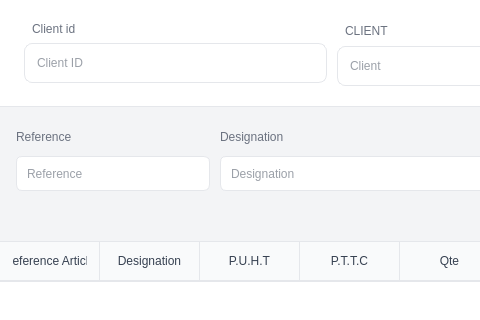
Old version of the form program/windows/nouveau_doc/doc.ui in the repository lak-barmajyat/ERP; both pictures show x 0 to 480 and y 0 to 320 of the 1236 by 659 pixel window.
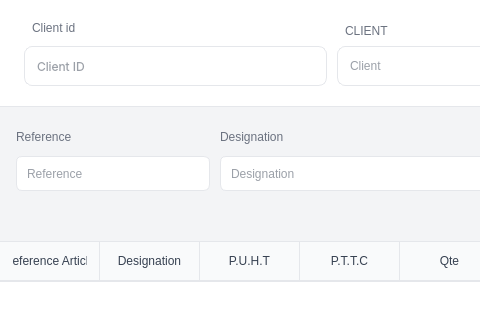
New version of the form. Icons and pictures are not drawn.

What changed in the file:
```diff
--- a/program/windows/nouveau_doc/doc.ui
+++ b/program/windows/nouveau_doc/doc.ui
@@ -102,12 +102,9 @@
         <number>20</number>
        </property>
        <item>
-        <layout class="QVBoxLayout" name="clientidGroupLayout">
-         <property name="spacing">
-          <number>5</number>
-         </property>
-         <property name="sizeConstraint">
-          <enum>QLayout::SetDefaultConstraint</enum>
+        <layout class="QVBoxLayout" name="verticalLayout">
+         <property name="rightMargin">
+          <number>0</number>
          </property>
          <item>
           <widget class="QLabel" name="clientidLabel">
@@ -147,7 +144,7 @@
            </property>
            <property name="minimumSize">
             <size>
-             <width>0</width>
+             <width>142</width>
              <height>40</height>
             </size>
            </property>
@@ -157,6 +154,15 @@
              <height>40</height>
             </size>
            </property>
+           <property name="font">
+            <font>
+             <family>Inter</family>
+             <pointsize>9</pointsize>
+             <weight>50</weight>
+             <italic>false</italic>
+             <bold>false</bold>
+            </font>
+           </property>
            <property name="styleSheet">
             <string notr="true">QLineEdit#clientidinput { background-color: #ffffff; border: 1px solid #e5e7eb; border-radius: 8px; padding: 6px 10px; font: 400 9pt &quot;Inter&quot;; color: #374151;  } 
 
```
Left out of the diff: 24 changed lines with no effect on the pictures.
